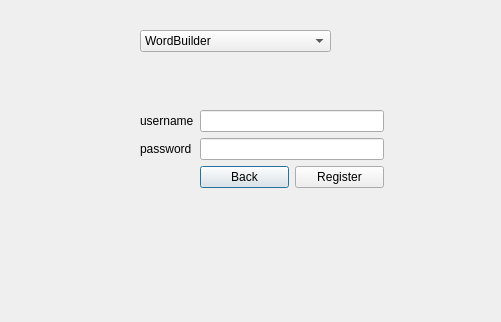
Qt form client/src/ui/registerdialog_ui.ui (Nihileon/word-elimination) before a commit.
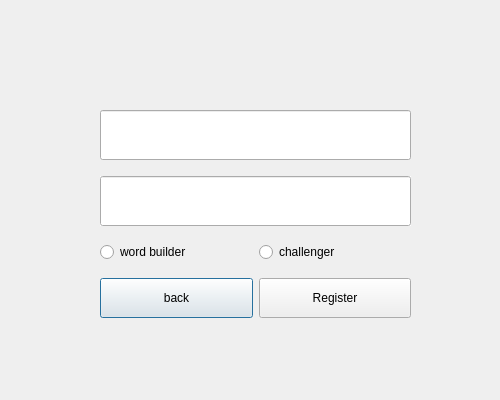
The same form after that commit. Custom widgets are drawn as their Qt base class.

Diff of the .ui file:
```diff
--- a/client/src/ui/registerdialog_ui.ui
+++ b/client/src/ui/registerdialog_ui.ui
@@ -6,8 +6,8 @@
    <rect>
     <x>0</x>
     <y>0</y>
-    <width>501</width>
-    <height>322</height>
+    <width>500</width>
+    <height>400</height>
    </rect>
   </property>
   <property name="windowTitle">
@@ -16,89 +16,115 @@
   <widget class="QWidget" name="formLayoutWidget">
    <property name="geometry">
     <rect>
-     <x>140</x>
-     <y>110</y>
-     <width>244</width>
-     <height>114</height>
+     <x>100</x>
+     <y>100</y>
+     <width>311</width>
+     <height>231</height>
     </rect>
    </property>
-   <layout class="QFormLayout" name="formLayout">
-    <item row="0" column="1">
-     <widget class="QtMaterialTextField" name="usernameLineEdit"/>
+   <layout class="QGridLayout" name="gridLayout">
+    <item row="4" column="0">
+     <layout class="QHBoxLayout" name="horizontalLayout_4">
+      <item>
+       <widget class="QtMaterialRaisedButton" name="backPushBotton">
+        <property name="minimumSize">
+         <size>
+          <width>0</width>
+          <height>40</height>
+         </size>
+        </property>
+        <property name="text">
+         <string>back</string>
+        </property>
+       </widget>
+      </item>
+      <item>
+       <widget class="QtMaterialRaisedButton" name="registerPushButton">
+        <property name="minimumSize">
+         <size>
+          <width>0</width>
+          <height>40</height>
+         </size>
+        </property>
+        <property name="text">
+         <string>Register</string>
+        </property>
+       </widget>
+      </item>
+     </layout>
     </item>
     <item row="2" column="0">
-     <widget class="QLabel" name="passwordLabel">
-      <property name="text">
-       <string>password</string>
-      </property>
-     </widget>
-    </item>
-    <item row="2" column="1">
      <widget class="QtMaterialTextField" name="passwordLineEdit">
-      <property name="toolTip">
-       <string>&lt;html&gt;&lt;head/&gt;&lt;body&gt;&lt;p&gt;123&lt;/p&gt;&lt;/body&gt;&lt;/html&gt;</string>
+      <property name="sizePolicy">
+       <sizepolicy hsizetype="Expanding" vsizetype="Maximum">
+        <horstretch>0</horstretch>
+        <verstretch>0</verstretch>
+       </sizepolicy>
+      </property>
+      <property name="minimumSize">
+       <size>
+        <width>0</width>
+        <height>50</height>
+       </size>
+      </property>
+      <property name="autoFillBackground">
+       <bool>true</bool>
       </property>
      </widget>
     </item>
-    <item row="3" column="1">
-     <layout class="QHBoxLayout" name="horizontalLayout">
+    <item row="3" column="0">
+     <layout class="QHBoxLayout" name="horizontalLayout_3">
       <item>
-       <widget class="QtMaterialFlatButton" name="backPushBotton">
+       <widget class="QtMaterialRadioButton" name="wordRadioButton">
         <property name="text">
-         <string>Back</string>
+         <string>word builder</string>
         </property>
        </widget>
       </item>
       <item>
-       <widget class="QtMaterialFlatButton" name="registerPushButton">
+       <widget class="QtMaterialRadioButton" name="challengerRadioButton">
         <property name="text">
-         <string>Register</string>
+         <string>challenger</string>
         </property>
        </widget>
       </item>
      </layout>
     </item>
-    <item row="0" column="0">
-     <widget class="QLabel" name="usernameLabel">
-      <property name="text">
-       <string>username</string>
+    <item row="1" column="0">
+     <widget class="QtMaterialTextField" name="usernameLineEdit">
+      <property name="sizePolicy">
+       <sizepolicy hsizetype="MinimumExpanding" vsizetype="Fixed">
+        <horstretch>29</horstretch>
+        <verstretch>29</verstretch>
+       </sizepolicy>
+      </property>
+      <property name="minimumSize">
+       <size>
+        <width>4</width>
+        <height>50</height>
+       </size>
       </property>
      </widget>
     </item>
    </layout>
   </widget>
-  <widget class="QComboBox" name="characterComboBox">
-   <property name="geometry">
-    <rect>
-     <x>140</x>
-     <y>30</y>
-     <width>191</width>
-     <height>22</height>
-    </rect>
-   </property>
-   <item>
-    <property name="text">
-     <string>WordBuilder</string>
-    </property>
-   </item>
-   <item>
-    <property name="text">
-     <string>Challenger</string>
-    </property>
-   </item>
-  </widget>
  </widget>
  <customwidgets>
   <customwidget>
-   <class>QtMaterialFlatButton</class>
-   <extends>QPushButton</extends>
-   <header location="global">qtmaterialflatbutton.h</header>
+   <class>QtMaterialRadioButton</class>
+   <extends>QRadioButton</extends>
+   <header location="global">qtmaterialradiobutton.h</header>
   </customwidget>
   <customwidget>
    <class>QtMaterialTextField</class>
    <extends>QLineEdit</extends>
    <header location="global">qtmaterialtextfield.h</header>
   </customwidget>
+  <customwidget>
+   <class>QtMaterialRaisedButton</class>
+   <extends>QPushButton</extends>
+   <header location="global">qtmaterialraisedbutton.h</header>
+  </customwidget>
  </customwidgets>
  <resources/>
  <connections/>
```
Left out of the diff: 2 changed lines with no effect on the pictures.
